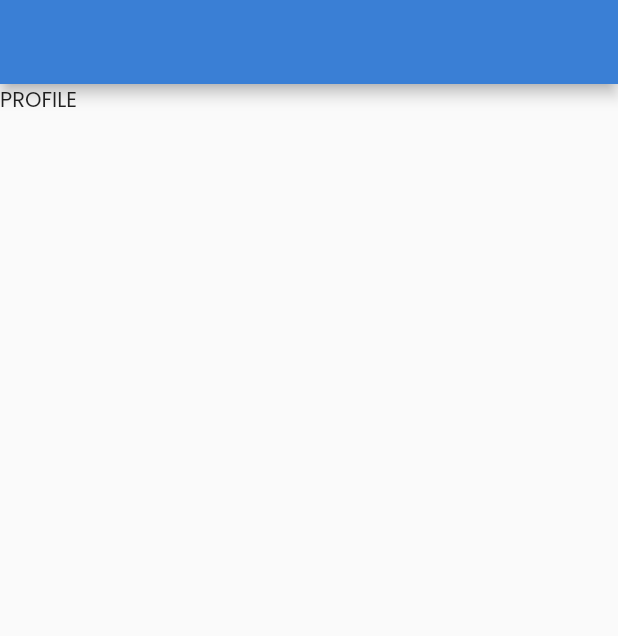
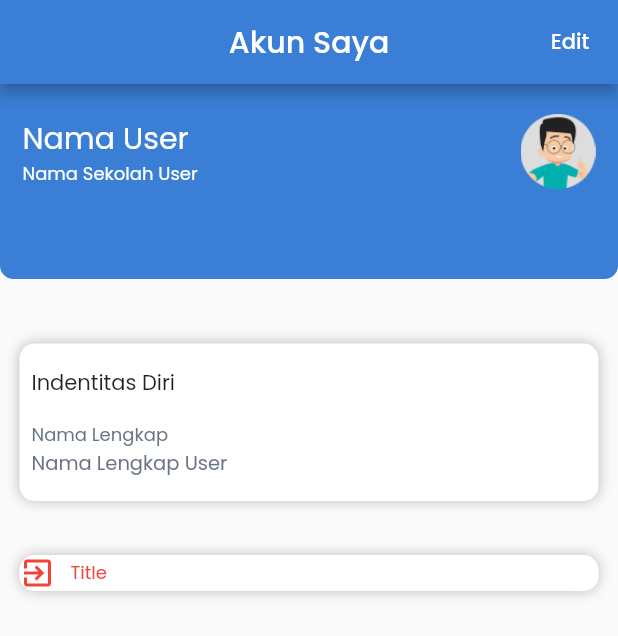
Before and after one commit to BennySP2022/BennySP2022, a Flutter app: the ProfilePage screen opened directly, on a phone screen of 412 x 824 dp. Shown: the top 636 px of the screen. Run offline on Flutter 3.47's test engine with Material 2 defaults, Android fonts, the light colour scheme and no system bars; our stand-ins replace google_fonts.

Commit message:
ProfilePage

```diff
--- a/lib/view/main/profile/profile_page.dart
+++ b/lib/view/main/profile/profile_page.dart
@@ -1,4 +1,6 @@
 import 'package:flutter/material.dart';
+
+import '../../../R/r.dart';
 
 class ProfilePage extends StatefulWidget {
   const ProfilePage({Key? key}) : super(key: key);
@@ -11,10 +13,140 @@ class _ProfilePageState extends State<ProfilePage> {
   @override
   Widget build(BuildContext context) {
     return Scaffold(
-      appBar: AppBar(),
+      appBar: AppBar(
+        title: Text("Akun Saya"),
+        centerTitle: true,
+        actions: [
+          TextButton(
+            onPressed: () {},
+            child: Text(
+              "Edit",
+              style: TextStyle(color: Colors.white),
+            ),
+          ),
+        ],
+      ),
       body: Column(
         children: [
-          Text("PROFILE"),
+          Container(
+            padding: EdgeInsets.only(
+              top: 20,
+              bottom: 60,
+              right: 15,
+              left: 15,
+            ),
+            decoration: BoxDecoration(
+              color: R.colors.primary,
+              borderRadius: BorderRadius.only(
+                bottomLeft: Radius.circular(9),
+                bottomRight: Radius.circular(9),
+              ),
+            ),
+            child: Row(
+              children: [
+                Expanded(
+                  child: Column(
+                    crossAxisAlignment: CrossAxisAlignment.start,
+                    children: [
+                      Text(
+                        "Nama User",
+                        style: TextStyle(
+                          fontSize: 20,
+                          color: Colors.white,
+                          fontWeight: FontWeight.w400,
+                        ),
+                      ),
+                      Text(
+                        "Nama Sekolah User",
+                        style: TextStyle(
+                          fontSize: 12,
+                          color: Colors.white,
+                          fontWeight: FontWeight.w400,
+                        ),
+                      ),
+                    ],
+                  ),
+                ),
+                Image.asset(
+                  R.assets.imgUser,
+                  height: 50,
+                  width: 50,
+                ),
+              ],
+            ),
+          ),
+          SizedBox(
+            height: 25,
+          ),
+          Container(
+            width: double.infinity,
+            decoration: BoxDecoration(
+              color: Colors.white,
+              borderRadius: BorderRadius.circular(10),
+              boxShadow: [
+                BoxShadow(
+                  blurRadius: 7,
+                  color: Colors.black.withOpacity(0.25),
+                ),
+              ],
+            ),
+            margin: EdgeInsets.symmetric(vertical: 18, horizontal: 13),
+            padding: EdgeInsets.symmetric(vertical: 16, horizontal: 8),
+            child: Column(
+              crossAxisAlignment: CrossAxisAlignment.start,
+              children: [
+                Text("Indentitas Diri "),
+                SizedBox(
+                  height: 15,
+                ),
+                Text(
+                  "Nama Lengkap",
+                  style: TextStyle(
+                    color: R.colors.greySubtitle,
+                    fontSize: 12,
+                  ),
+                ),
+                Text(
+                  "Nama Lengkap User",
+                  style: TextStyle(
+                    color: R.colors.greySubtitle,
+                    fontSize: 13,
+                  ),
+                ),
+              ],
+            ),
+          ),
+          Container(
+            margin: EdgeInsets.symmetric(vertical: 18, horizontal: 13),
+            decoration: BoxDecoration(
+              color: Colors.white,
+              borderRadius: BorderRadius.circular(10),
+              boxShadow: [
+                BoxShadow(
+                  blurRadius: 7,
+                  color: Colors.black.withOpacity(0.25),
+                ),
+              ],
+            ),
+            child: Row(
+              children: [
+                Icon(
+                  Icons.exit_to_app,
+                  color: Colors.red,
+                ),
+                SizedBox(
+                  width: 10,
+                ),
+                Text(
+                  "Title",
+                  style: TextStyle(
+                    color: Colors.red,
+                    fontSize: 12,
+                  ),
+                ),
+              ],
+            ),
+          ),
         ],
       ),
     );
```
